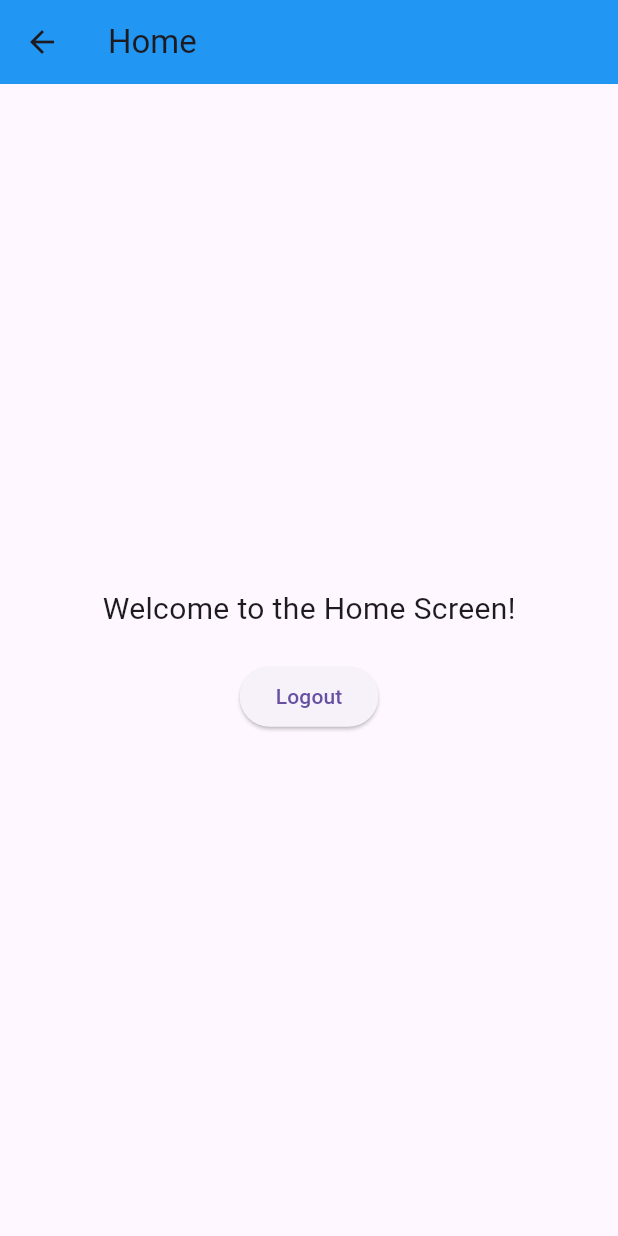
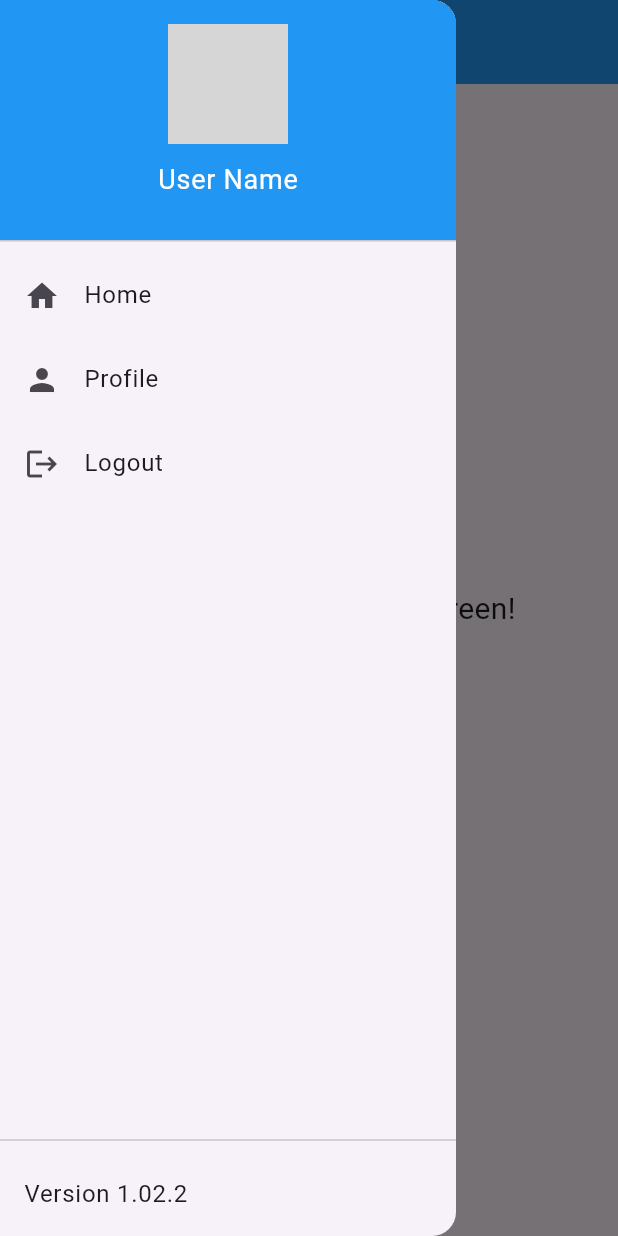
Before and after one commit to pramodaya/Flutter-App, a Flutter app: the HomePage screen opened by its route, with the side drawer open (before the commit the screen has no drawer), on a phone screen of 412 x 824 dp. Run offline on Flutter 3.47's test engine with Material 3 defaults, Android fonts, the phone set to English and light mode, and no system bars; network calls fail; grey boxes are pictures that could not be loaded.

Commit message:
side bar added

```diff
--- a/lib/common/custom_app_bar.dart
+++ b/lib/common/custom_app_bar.dart
@@ -1,9 +1,12 @@
 import 'package:flutter/material.dart';
+
+import '../service/navigation_service.dart';
 
 class CustomAppBar extends StatelessWidget implements PreferredSizeWidget {
   final String title;
+  final bool hasDrawer; // Add a flag to indicate whether to show the drawer icon
 
-  CustomAppBar({required this.title});
+  const CustomAppBar({super.key, required this.title, this.hasDrawer = false}); // Update constructor
 
   @override
   Widget build(BuildContext context) {
@@ -11,6 +14,16 @@ class CustomAppBar extends StatelessWidget implements PreferredSizeWidget {
       title: Text(title),
       backgroundColor: Colors.blue,
       elevation: 0,
+      actions: <Widget>[
+        if (hasDrawer)
+          IconButton(
+            icon: Icon(Icons.menu), // Hamburger icon
+            onPressed: () {
+              // Open the drawer
+              Scaffold.of(context).openDrawer();
+            },
+          ),
+      ],
     );
   }
 
--- /dev/null
+++ b/lib/common/custom_side_menu.dart
@@ -0,0 +1,83 @@
+import 'package:flutter/material.dart';
+
+import '../service/navigation_service.dart';
+
+class SideMenuDrawer extends StatelessWidget {
+  const SideMenuDrawer({Key? key}) : super(key: key);
+
+  @override
+  Widget build(BuildContext context) {
+    return Drawer(
+      child: Column(
+        children: [
+          Expanded(
+            child: ListView(
+              padding: EdgeInsets.zero,
+              children: [
+                DrawerHeader(
+                  decoration: const BoxDecoration(
+                    color: Colors.blue,
+                  ),
+                  child: Column(
+                    children: [
+                      ClipOval(
+                        child: Container(
+                          width: 80, // Adjust the width as needed
+                          height: 80, // Adjust the height as needed
+                          color: Colors.white,
+                          child: Image.network(
+                            'https://img.favpng.com/19/16/1/computer-icons-png-favpng-t9NV5RQ9SB5GzU4r1kPEMaM3W.jpg',
+                            fit: BoxFit.cover,
+                          ),
+                        ),
+                      ),
+                      const SizedBox(height: 10),
+                      const Text(
+                        'User Name',
+                        style: TextStyle(
+                          color: Colors.white,
+                          fontSize: 18,
+                        ),
+                      ),
+                    ],
+                  ),
+                ),
+                ListTile(
+                  leading: Icon(Icons.home),
+                  title: Text('Home'),
+                  onTap: () {
+                    Navigator.pop(context); // Close the drawer
+                    // Add any functionality you want when the "Home" link is tapped
+                  },
+                ),
+                ListTile(
+                  leading: const Icon(Icons.person),
+                  title: const Text('Profile'),
+                  onTap: () {
+                    Navigator.pop(context); // Close the drawer
+                    // Add any functionality you want when the "Profile" link is tapped
+                  },
+                ),
+                ListTile(
+                  leading: const Icon(Icons.logout),
+                  title: const Text('Logout'),
+                  onTap: () async {
+                    await NavigationService.navigateToLogin(context);
+                    // Add any functionality you want when the "Logout" link is tapped
+                  },
+                ),
+              ],
+            ),
+          ),
+          const Divider(), // Optional: Add a divider for visual separation
+          ListTile(
+            title: const Text('Version 1.02.2'),
+            onTap: () {
+              // Add any functionality you want when the version number is tapped
+            },
+          ),
+        ],
+      ),
+    );
+  }
+}
--- a/lib/pages/home_page.dart
+++ b/lib/pages/home_page.dart
@@ -1,27 +1,32 @@
 import 'package:flutter/material.dart';
 import 'package:flutter_application_1/common/custom_app_bar.dart';
 
+import '../common/custom_side_menu.dart';
+
 class HomePage extends StatelessWidget {
-  const HomePage({super.key});
+  const HomePage({Key? key}) : super(key: key);
 
   @override
   Widget build(BuildContext context) {
     return Scaffold(
-      appBar: CustomAppBar(title: "Home"),
+      appBar: const CustomAppBar(
+        title: "Home",
+      ),
+      drawer: const SideMenuDrawer(), // Add the SideMenuDrawer
       body: Center(
         child: Column(
           mainAxisAlignment: MainAxisAlignment.center,
           children: [
-            Text(
+            const Text(
               'Welcome to the Home Screen!',
               style: TextStyle(fontSize: 20),
             ),
-            SizedBox(height: 20),
+            const SizedBox(height: 20),
             ElevatedButton(
               onPressed: () {
-                // Perform any action you want when a button is pressed
+                // Perform any action you want when the "Logout" button is pressed
               },
-              child: Text('Logout'),
+              child: const Text('Logout'),
             ),
           ],
         ),
```
